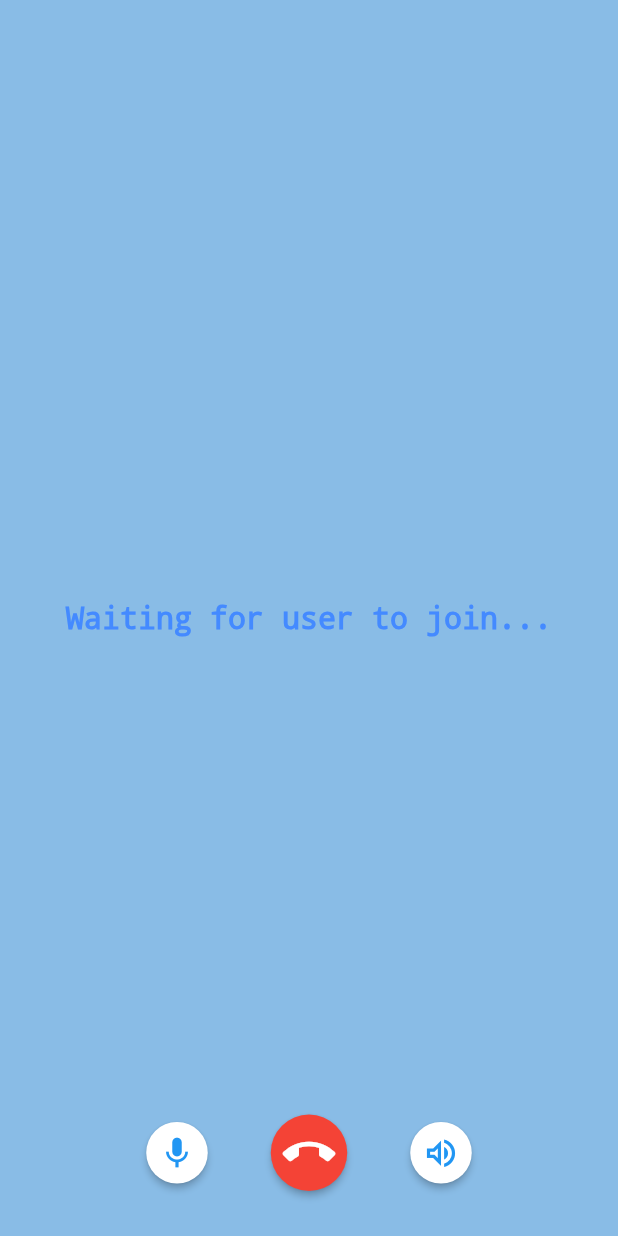
After one commit to Mukesh-Bartaula/call, a Flutter app: the AgoraHomePage screen opened directly, after a tap on "Voice call", on a phone screen of 412 x 824 dp. The commit adds this screen. Run offline on Flutter 3.47's test engine with Material 3 defaults, Android fonts, the phone set to English and light mode, and no system bars; our stand-ins replace permission_handler; missing offline and left inert: agora_rtc_engine, zego_uikit_prebuilt_call.

Commit message:
feat: add Agora video and voice call

```diff
--- /dev/null
+++ b/lib/Screens/agora_ui/agora_home_page.dart
@@ -0,0 +1,42 @@
+import 'package:flutter/material.dart';
+import 'package:video_call/Screens/screens.dart';
+
+class AgoraHomePage extends StatelessWidget {
+  const AgoraHomePage({super.key});
+
+  @override
+  Widget build(BuildContext context) {
+    return Scaffold(
+      appBar: AppBar(title: const Text('Agora Home Page')),
+      body: Center(
+        child: Column(
+          mainAxisAlignment: MainAxisAlignment.center,
+          children: [
+            ElevatedButton(
+              onPressed: () {
+                Navigator.of(context).push(
+                  MaterialPageRoute(
+                    builder: (context) => const VideoCallScreen(),
+                  ),
+                );
+              },
+              child: const Text('Video Call '),
+            ),
+            const SizedBox(height: 20),
+            ElevatedButton(
+              onPressed: () {
+                Navigator.of(context).push(
+                  MaterialPageRoute(
+                    builder: (context) => const VoiceCallScreen(),
+                  ),
+                );
+              },
+
+              child: const Text('Voice call '),
+            ),
+          ],
+        ),
+      ),
+    );
+  }
+}
--- /dev/null
+++ b/lib/Screens/agora_ui/voice_call_screen.dart
@@ -0,0 +1,222 @@
+import 'package:flutter/material.dart';
+import 'dart:developer';
+import 'package:agora_rtc_engine/agora_rtc_engine.dart';
+import 'package:permission_handler/permission_handler.dart';
+
+import 'package:video_call/constant.dart';
+
+class VoiceCallScreen extends StatefulWidget {
+  const VoiceCallScreen({super.key});
+
+  @override
+  State<VoiceCallScreen> createState() => _VoiceCallScreenState();
+}
+
+class _VoiceCallScreenState extends State<VoiceCallScreen> {
+  final channelName = 'test';
+  final uId = 0;
+  bool _isEngineReady = false;
+  RtcEngine? _engine;
+  int? _remoteUid;
+
+  // states for call icon UI
+  bool micMuted = true;
+  bool speakerOn = true;
+
+  @override
+  void initState() {
+    super.initState();
+    initAgora();
+  }
+
+  Future<void> initAgora() async {
+    // Request permissions
+    await [Permission.microphone, Permission.camera].request();
+
+    // Create Engine
+
+    _engine = createAgoraRtcEngine();
+    await _engine!.initialize(RtcEngineContext(appId: AgoroInfo.appId));
+    await _engine!.enableAudio();
+
+    // Listen for events
+    if (_engine != null) {
+      _engine!.registerEventHandler(
+        RtcEngineEventHandler(
+          onJoinChannelSuccess: (connection, elapsed) {
+            log("local user ${connection.localUid} joined");
+          },
+          onUserJoined: (connection, remoteUid, elapsed) {
+            log("Remote user joined: $remoteUid");
+            setState(() {
+              _remoteUid = remoteUid;
+            });
+          },
+          onUserOffline: (connection, remoteUid, reason) {
+            log("Remote user left: $remoteUid");
+            setState(() {
+              _remoteUid = null;
+            });
+          },
+        ),
+      );
+    }
+
+    // Join channel (here appSign is actually a TEMP TOKEN)
+    await _engine!.joinChannel(
+      token: AgoroInfo.tempToken,
+      channelId: channelName,
+      uid: uId,
+      options: ChannelMediaOptions(
+        channelProfile: ChannelProfileType.channelProfileCommunication,
+        clientRoleType: ClientRoleType.clientRoleBroadcaster,
+        enableAudioRecordingOrPlayout: micMuted,
+
+        // explicitly disable video
+
+        // explicitly enable audio
+        publishMicrophoneTrack: micMuted,
+      ),
+    );
+    // engine is ready, update UI
+    setState(() {
+      _isEngineReady = true;
+    });
+  }
+
+  @override
+  void dispose() {
+    _engine?.leaveChannel();
+    _engine?.release();
+    super.dispose(); // call this at the end
+  }
+
+  Widget _renderRemoteAudio() {
+    if (_remoteUid != null && _engine != null) {
+      return Center(
+        child: Container(
+          width: 150,
+          height: 150,
+          decoration: const BoxDecoration(
+            color: Colors.grey,
+            shape: BoxShape.circle,
+            boxShadow: [
+              BoxShadow(
+                color: Colors.black26,
+                blurRadius: 6,
+                offset: Offset(0, 3),
+              ),
+            ],
+          ),
+          child: Center(
+            child: Padding(
+              padding: const EdgeInsets.all(16.0),
+              child: Text(
+                '$_remoteUid[0]',
+                style: const TextStyle(
+                  fontSize: 44,
+                  color: Colors.blueAccent,
+                  decoration: TextDecoration.none,
+                ),
+              ),
+            ),
+          ),
+        ),
+      );
+    } else {
+      return Container(
+        height: double.infinity,
+        width: double.infinity,
+        decoration: const BoxDecoration(
+          color: Color.fromARGB(255, 137, 188, 230),
+        ),
+        child: const Center(
+          child: Text(
+            'Waiting for user to join...',
+            style: TextStyle(
+              fontSize: 20,
+              color: Colors.blueAccent,
+              decoration: TextDecoration.none,
+            ),
+          ),
+        ),
+      );
+    }
+  }
+
+  @override
+  Widget build(BuildContext context) {
+    return Stack(
+      children: [
+        Center(child: _renderRemoteAudio()),
+        Align(
+          alignment: Alignment.bottomCenter,
+
+          child: Padding(
+            padding: const EdgeInsets.only(bottom: 30),
+            child: Row(
+              mainAxisAlignment: MainAxisAlignment.center,
+
+              children: [
+                RawMaterialButton(
+                  onPressed: () {
+                    setState(() {
+                      micMuted = !micMuted;
+                    });
+                    if (micMuted == false) {
+                      _engine?.disableAudio();
+                    } else {
+                      _engine?.enableAudio();
+                    }
+                  },
+                  shape: const CircleBorder(),
+                  fillColor: Colors.white,
+                  child: Padding(
+                    padding: const EdgeInsets.all(8.0),
+                    child: Icon(
+                      micMuted ? Icons.mic : Icons.mic_off,
+                      color: Colors.blue,
+                      size: 25,
+                    ),
+                  ),
+                ),
+                RawMaterialButton(
+                  onPressed: () {
+                    Navigator.pop(context);
+                  },
+                  shape: const CircleBorder(),
+                  fillColor: Colors.red,
+                  child: const Padding(
+                    padding: EdgeInsets.all(8.0),
+                    child: Icon(Icons.call_end, color: Colors.white, size: 35),
+                  ),
+                ),
+
+                RawMaterialButton(
+                  onPressed: () {
+                    setState(() {
+                      speakerOn = !speakerOn;
+                    });
+                    _engine?.setEnableSpeakerphone(speakerOn);
+                  },
+                  shape: const CircleBorder(),
+                  fillColor: Colors.white,
+                  child: Padding(
+                    padding: const EdgeInsets.all(8.0),
+                    child: Icon(
+                      speakerOn
+                          ? Icons.volume_up_outlined
+                          : Icons.volume_down_rounded,
+                      color: Colors.blue,
+                      size: 25,
+                    ),
+                  ),
+                ),
+              ],
+            ),
+          ),
+        ),
+      ],
+    );
+  }
+}
--- a/lib/video_call.dart
+++ b/lib/Screens/video_call.dart
@@ -1,5 +1,7 @@
+// import 'dart:nativewrappers/_internal/vm/lib/developer.dart';
+// import 'dart:developer';
 import 'package:flutter/material.dart';
-import 'package:video_call/video_call_page.dart';
+import 'package:video_call/Screens/video_call_page.dart';
 
 class VideoCall extends StatefulWidget {
   const VideoCall({super.key});
@@ -48,7 +50,7 @@ class _VideoCallState extends State<VideoCall> {
                     );
                   }
                 } catch (e) {
-                  print('The error is :$e');
+                  print("The error is :$e");
                 }
               },
               child: const Text('verify '),
--- a/lib/voice_call.dart
+++ b/lib/Screens/voice_call.dart
@@ -1,5 +1,5 @@
 import 'package:flutter/material.dart';
-import 'package:video_call/voice_call_page.dart';
+import 'package:video_call/Screens/voice_call_page.dart';
 
 class VoiceCall extends StatefulWidget {
   const VoiceCall({super.key});
--- a/lib/constant.dart
+++ b/lib/constant.dart
@@ -3,3 +3,9 @@ class AppInfo {
   static String appSign =
       '40964ba73c074855dbf8d9dc7183e265bf5540f378f90a307b08dacff63b1055';
 }
+
+class AgoroInfo {
+  static String appId = 'ef5ff68156d144c9867663c5d53d8445';
+  static String tempToken =
+      '007eJxTYNh0dW6PyqdK3saNX9+9/qWzcM7OpU2auScauGybmM8bizUrMKSmmaalmVkYmpqlGJqYJFtamJmbmRknm6aYGqdYmJiY9jIsy2gIZGSw2fmfgREKQXwWhpLU4hIGBgDA0CBg';
+}
--- a/pubspec.yaml
+++ b/pubspec.yaml
@@ -36,6 +36,9 @@ dependencies:
   cupertino_icons: ^1.0.8
   http: ^1.5.0
   zego_uikit_prebuilt_call: ^4.17.13
+  agora_rtc_engine: ^6.5.2
+  permission_handler: ^11.4.0
+  flutter_ringtone_player: ^4.0.0
 
 
 dev_dependencies:
@@ -47,7 +50,7 @@ dev_dependencies:
   # activated in the `analysis_options.yaml` file located at the root of your
   # package. See that file for information about deactivating specific lint
   # rules and activating additional ones.
-  flutter_lints: ^6.0.0
+  flutter_lints: ^2.0.0
 
 # For information on the generic Dart part of this file, see the
 # following page: https://dart.dev/tools/pub/pubspec
```
Also changed, not shown: lib/Screens/agora_ui/video_call_screen.dart (added, +244 -0 lines), lib/Screens/screens.dart (added, +8 -0 lines), lib/Screens/zego_home_page.dart (added, +43 -0 lines), lib/main.dart (+20 -13 lines), lib/Screens/video_call_page.dart (renamed from lib/video_call_page.dart), lib/Screens/voice_call_page.dart (renamed from lib/voice_call_page.dart), pubspec.lock, 4 other files.
